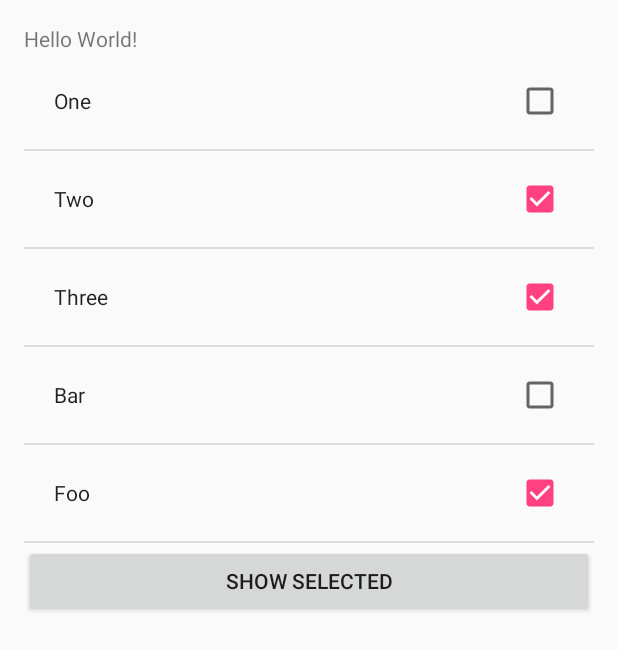
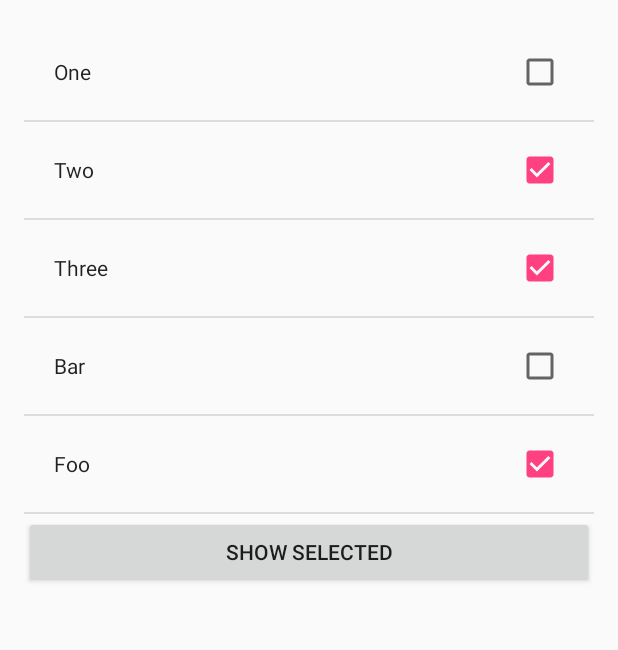
Before and after one commit to slinjhu/multiselect, an Android app: the screen it shows after launch (MainActivity), on a phone screen of 412 x 824 dp. Shown: the top 650 px of the screen. Run offline under Robolectric (Android 15) with nearby library versions, the phone set to English and light mode, and no system bars.

Commit message:
Minor code changes. Added notes in read me file. Updated git ignore.

```diff
--- a/app/src/main/res/layout/activity_main.xml
+++ b/app/src/main/res/layout/activity_main.xml
@@ -6,10 +6,6 @@
     android:paddingLeft="@dimen/activity_horizontal_margin"
     android:paddingRight="@dimen/activity_horizontal_margin"
     android:paddingTop="@dimen/activity_vertical_margin" tools:context=".MainActivity">
-
-    <TextView android:id="@+id/textView" android:layout_width="wrap_content"
-        android:layout_height="wrap_content"
-        android:text="Hello World!" />
 
     <ListView
         android:id="@+id/list"
```
Also changed, not shown: 4 other files.
